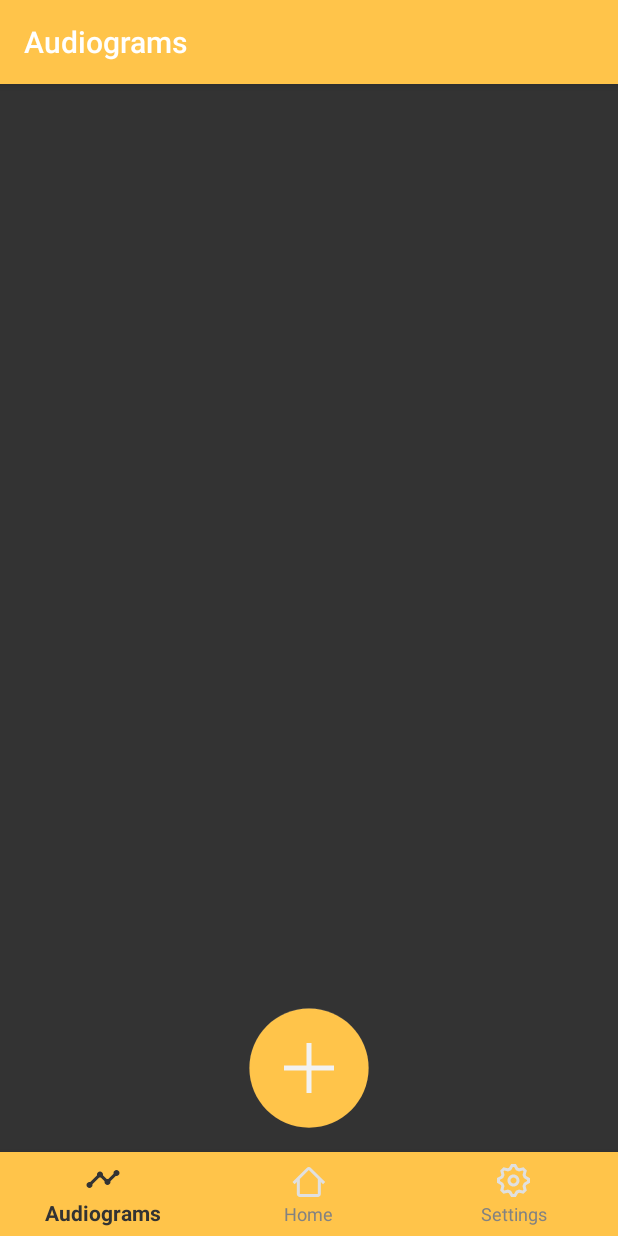
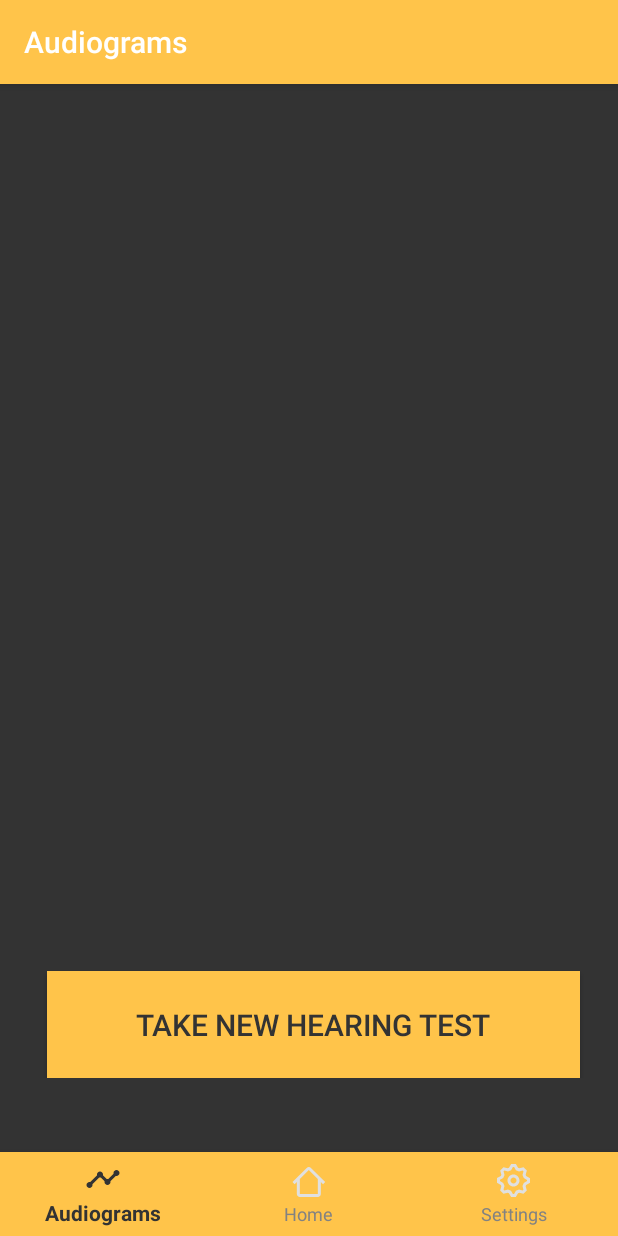
Before and after one commit to JoakimLevorsen/AudientesCompanion, an Android app: the AudiogramFragment screen opened through its navigation route, on a phone screen of 412 x 824 dp. Run offline under Robolectric (Android 15) with nearby library versions, the phone set to English and light mode, and no system bars; our stand-ins replace navigation-ui.

Commit message:
Changed the buttons text color
Deleted volume activity

```diff
--- a/app/src/main/java/com/a2electricboogaloo/audientes/ui/audiograms/AudiogramFragment.kt
+++ b/app/src/main/java/com/a2electricboogaloo/audientes/ui/audiograms/AudiogramFragment.kt
@@ -6,8 +6,6 @@ import android.view.LayoutInflater
 import android.view.View
 import android.view.ViewGroup
 import android.widget.Button
-import android.widget.ListView
-import android.widget.TextView
 import androidx.fragment.app.Fragment
 import androidx.lifecycle.Observer
 import androidx.lifecycle.ViewModelProviders
@@ -29,7 +27,7 @@ class AudiogramFragment : Fragment() {
         audiogramViewModel.text.observe(this, Observer {
             //textView.text = it
         })
-        val button = root.findViewById<Button>(R.id.button5)
+        val button = root.findViewById<Button>(R.id.addTest)
         val intent = Intent(this.context, HearingTest::class.java)
         button?.setOnClickListener { startActivity(intent) }
 
--- a/app/src/main/res/layout/activity_hearing_test.xml
+++ b/app/src/main/res/layout/activity_hearing_test.xml
@@ -119,7 +119,8 @@
                 android:layout_height="60dp"
                 android:background="@color/primary"
                 android:text="Start"
-                android:textColor="@color/gray6" />
+                android:textColor="@color/gray1"
+                android:textSize="18sp" />
         </LinearLayout>
     </FrameLayout>
 
--- a/app/src/main/res/layout/fragment_audiograms.xml
+++ b/app/src/main/res/layout/fragment_audiograms.xml
@@ -18,7 +18,7 @@
         <ListView
             android:id="@+id/audiogramList"
             android:layout_width="wrap_content"
-            android:layout_height="0dp"
+            android:layout_height="534dp"
             android:layout_weight="1" />
 
         <Space
@@ -31,25 +31,28 @@
             android:orientation="horizontal">
 
             <Space
-                android:layout_width="wrap_content"
-                android:layout_height="wrap_content"
-                android:layout_weight="1" />
+                android:layout_width="31dp"
+                android:layout_height="34dp"
+                android:layout_weight="0" />
 
             <Button
-                android:id="@+id/button5"
-                android:layout_width="80dp"
-                android:layout_height="80dp"
-                android:layout_weight="0"
-                android:background="@drawable/ic_plus" />
+                android:id="@+id/addTest"
+                android:layout_width="wrap_content"
+                android:layout_height="71dp"
+                android:layout_weight="1"
+                android:background="@color/primary"
+                android:text="Take new hearing test"
+                android:textColor="@color/gray1"
+                android:textSize="20sp" />
 
             <Space
-                android:layout_width="wrap_content"
-                android:layout_height="wrap_content"
-                android:layout_weight="1" />
+                android:layout_width="25dp"
+                android:layout_height="match_parent"
+                android:layout_weight="0" />
         </LinearLayout>
 
         <Space
-            android:layout_width="16dp"
-            android:layout_height="16dp" />
+            android:layout_width="match_parent"
+            android:layout_height="49dp" />
     </LinearLayout>
 </androidx.constraintlayout.widget.ConstraintLayout>
--- a/app/src/main/res/layout/fragment_hearing_test_complete_frag.xml
+++ b/app/src/main/res/layout/fragment_hearing_test_complete_frag.xml
@@ -64,7 +64,8 @@
                     android:layout_weight="1"
                     android:background="@color/primary"
                     android:text="See my results"
-                    android:textColor="@color/gray6" />
+                    android:textColor="@color/gray1"
+                    android:textSize="18sp" />
             </LinearLayout>
 
         </LinearLayout>
@@ -90,7 +91,8 @@
                     android:layout_weight="1"
                     android:background="@color/primary"
                     android:text="amazing Home Button"
-                    android:textColor="@color/gray6" />
+                    android:textColor="@color/gray1"
+                    android:textSize="18sp" />
             </LinearLayout>
         </LinearLayout>
 
--- a/app/src/main/res/layout/fragment_hearing_test_running_frag.xml
+++ b/app/src/main/res/layout/fragment_hearing_test_running_frag.xml
@@ -49,7 +49,8 @@
                 android:layout_height="match_parent"
                 android:layout_weight="1"
                 android:background="@color/green"
-                android:text="amazingRoundConfirm button" />
+                android:text="amazingRoundConfirm button"
+                android:textSize="18sp" />
         </LinearLayout>
 
         <Space
@@ -69,7 +70,8 @@
                 android:layout_weight="1"
                 android:background="@color/primary"
                 android:text="@android:string/cancel"
-                android:textColor="@color/gray6" />
+                android:textColor="@color/gray1"
+                android:textSize="18sp" />
         </LinearLayout>
 
         <Space
```
Also changed, not shown: app/src/main/res/layout/activity_volume.xml (deleted, +0 -209 lines).
